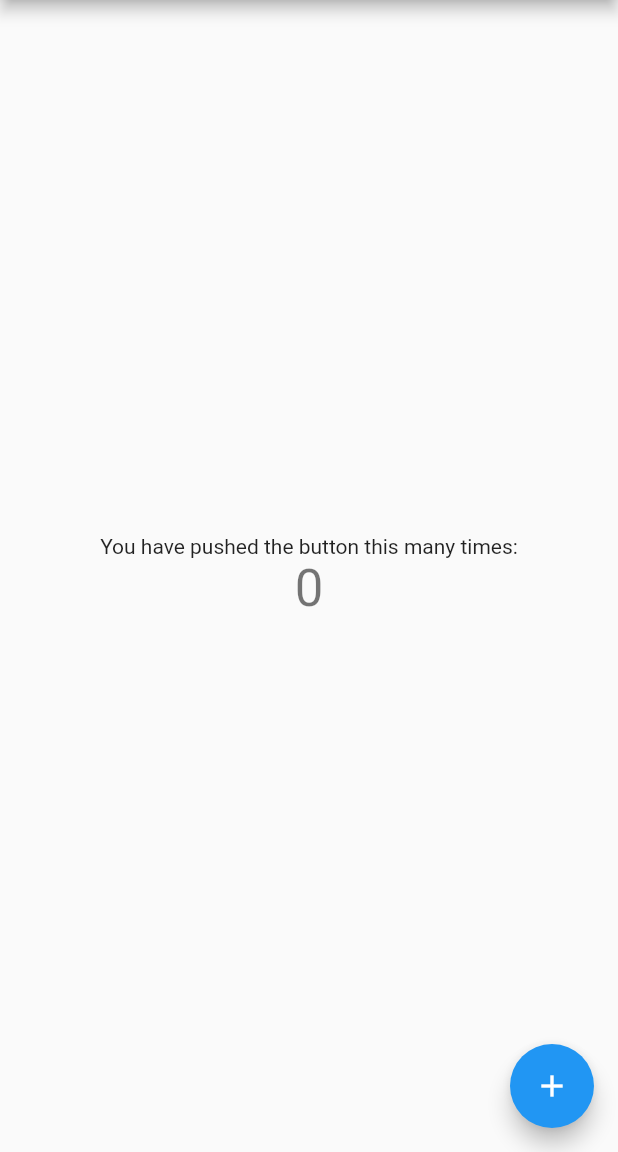
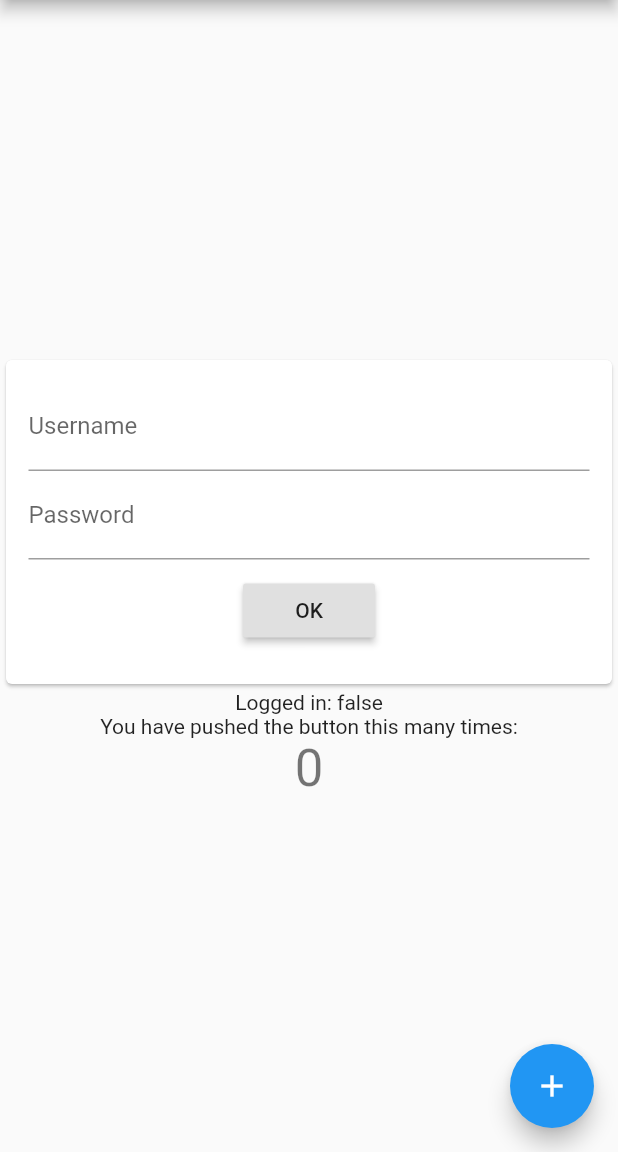
Before and after one commit to bradib0y/flutter_authenticator_widget, a Flutter app: the screen it shows after launch, on a phone screen of 412 x 824 dp, the part 84-1236 px from its top. Run offline on Flutter 3.47's test engine with Material 2 defaults, Android fonts, the phone set to English and light mode, and no system bars.

```diff
--- /dev/null
+++ b/lib/authenticator.dart
@@ -0,0 +1,58 @@
+import 'package:flutter/material.dart';
+
+class Authenticator extends StatefulWidget {
+  Authenticator({Key key, this.onAuthenticated});
+  final ValueChanged<bool> onAuthenticated;
+
+  @override
+  _AuthenticatorState createState() =>
+      _AuthenticatorState(onAuthenticated: onAuthenticated);
+}
+
+class _AuthenticatorState extends State<Authenticator> {
+  _AuthenticatorState({Key key, this.onAuthenticated});
+
+  TextEditingController _user;
+  TextEditingController _pass;
+  final ValueChanged<bool> onAuthenticated;
+
+  void _onPressed() {
+    if (_user.text != 'user' || _pass.text != '1234') {
+      onAuthenticated(false);
+    } else {
+      onAuthenticated(true);
+    }
+  }
+
+  @override
+  void initState() {
+    _pass = new TextEditingController();
+    _user = new TextEditingController();
+  }
+
+  @override
+  Widget build(BuildContext context) {
+    return Card(
+      child: Padding(
+        padding: EdgeInsets.all(15.0),
+        child: Column(
+          children: <Widget>[
+            TextField(
+              controller: _user,
+              decoration: InputDecoration(labelText: "Username"),
+            ),
+            TextField(
+              controller: _pass,
+              decoration: InputDecoration(labelText: "Password"),
+              obscureText: true,
+            ),
+            Padding(
+              padding: EdgeInsets.all(10.0),
+              child: RaisedButton(onPressed: _onPressed, child: Text("OK"))
+            ),
+          ],
+        ),
+      ),
+    );
+  }
+}
--- a/lib/main.dart
+++ b/lib/main.dart
@@ -1,4 +1,5 @@
 import 'package:flutter/material.dart';
+import 'authenticator.dart';
 
 void main() => runApp(MyApp());
 
@@ -8,7 +9,6 @@ class MyApp extends StatelessWidget {
     return MaterialApp(
       title: 'Flutter Demo',
       theme: ThemeData(
-
         primarySwatch: Colors.blue,
       ),
       home: MyHomePage(title: 'Flutter Demo Home Page'),
@@ -18,7 +18,6 @@ class MyApp extends StatelessWidget {
 
 class MyHomePage extends StatefulWidget {
   MyHomePage({Key key, this.title}) : super(key: key);
-
 
   final String title;
 
@@ -35,6 +34,19 @@ class _MyHomePageState extends State<MyHomePage> {
     });
   }
 
+  bool _isAuthenticated;
+
+  void _onAuthenticated(bool value) {
+    setState(() {
+      _isAuthenticated = value;
+    });
+  }
+
+  @override
+  void initState() {
+    _isAuthenticated = false;
+  }
+
   @override
   Widget build(BuildContext context) {
     return Scaffold(
@@ -47,6 +59,8 @@ class _MyHomePageState extends State<MyHomePage> {
         child: Column(
           mainAxisAlignment: MainAxisAlignment.center,
           children: <Widget>[
+            Authenticator(onAuthenticated: _onAuthenticated),
+            Text("Logged in: $_isAuthenticated"),
             Text(
               'You have pushed the button this many times:',
             ),
```
